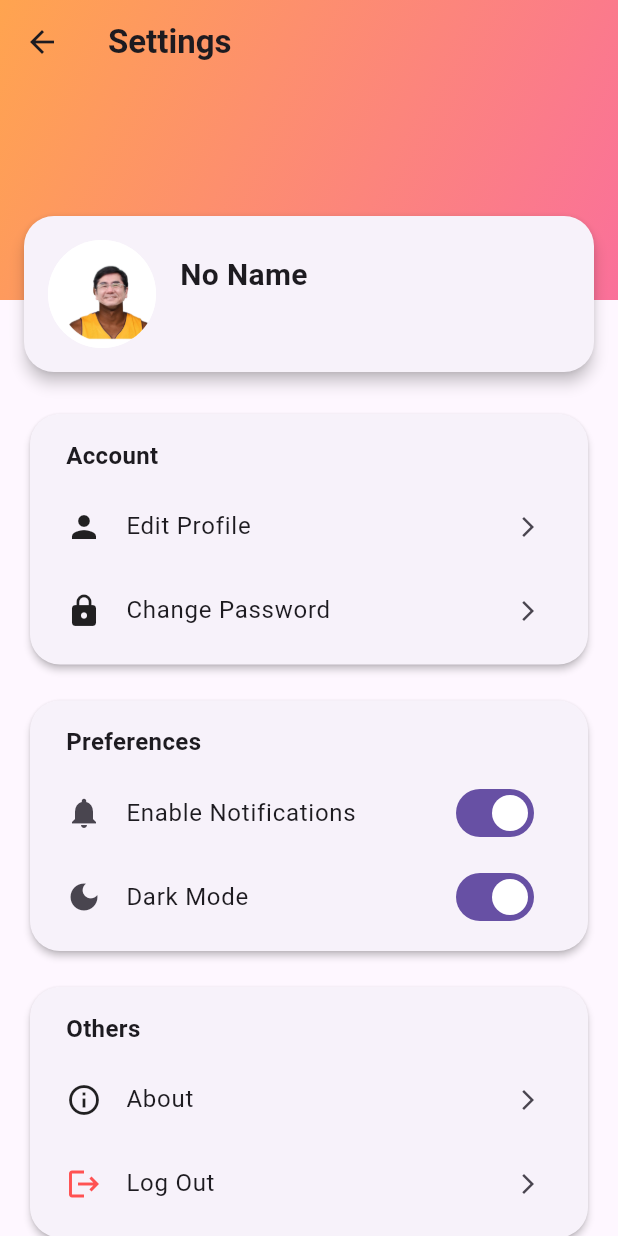
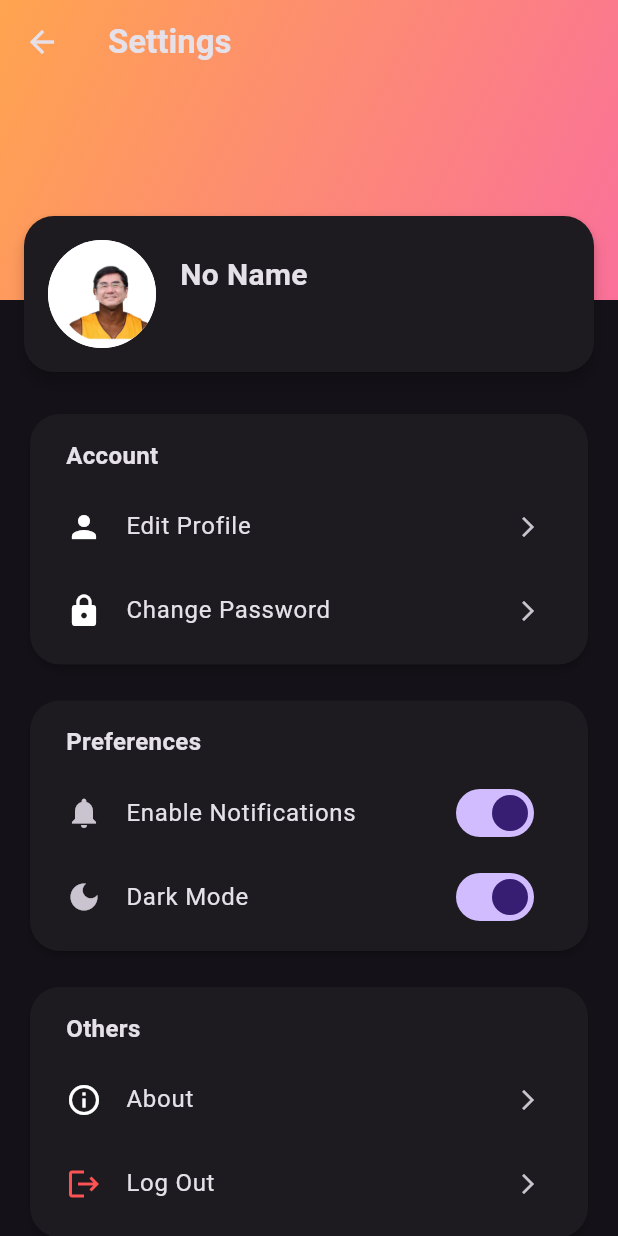
Before and after one commit to lurking92/youroldmove, a Flutter app: the SettingsPage screen opened by its route, after a tap on "Dark Mode", on a phone screen of 412 x 824 dp. Run offline on Flutter 3.47's test engine with Material 3 defaults, Android fonts, the phone set to English and light mode, and no system bars; our stand-ins replace cloud_firestore, firebase_auth, firebase_core, firebase_messaging, firebase_storage, fl_chart and 4 more; accounts and stored records are empty.

Commit message:
Update setting.dart

```diff
--- a/lib/setting.dart
+++ b/lib/setting.dart
@@ -1,6 +1,8 @@
 import 'package:flutter/material.dart';
 import 'package:firebase_auth/firebase_auth.dart';
 import 'package:cloud_firestore/cloud_firestore.dart';
+import 'package:provider/provider.dart';
+import 'package:myapp/theme_provider.dart';
 
 class SettingsPage extends StatelessWidget {
   const SettingsPage({super.key});
@@ -25,9 +27,9 @@ class SettingsPage extends StatelessWidget {
       return const Scaffold(body: Center(child: CircularProgressIndicator()));
     }
     final uid = user.uid;
+    final themeProvider = Provider.of<ThemeProvider>(context);
 
     return Scaffold(
-      // Use a transparent appBar over a gradient
       extendBodyBehindAppBar: true,
       appBar: AppBar(
         backgroundColor: Colors.transparent,
@@ -43,12 +45,12 @@ class SettingsPage extends StatelessWidget {
           if (!snapshot.hasData) {
             return const Center(child: CircularProgressIndicator());
           }
+
           final data = snapshot.data!.data() as Map<String, dynamic>? ?? {};
           final userName = data['name'] as String? ?? 'No Name';
           final email = data['email'] as String? ?? user.email ?? '';
           final prefs = data['preferences'] as Map<String, dynamic>? ?? {};
           final notificationsEnabled = prefs['notifications'] as bool? ?? true;
-          final darkModeEnabled = prefs['darkMode'] as bool? ?? false;
 
           return Stack(
             children: [
@@ -63,11 +65,10 @@ class SettingsPage extends StatelessWidget {
                 ),
               ),
               Padding(
-                padding: const EdgeInsets.only(top: 120), // shift content below header
+                padding: const EdgeInsets.only(top: 120),
                 child: ListView(
                   padding: const EdgeInsets.all(16),
                   children: [
-                    // Profile Card
                     Card(
                       shape: RoundedRectangleBorder(borderRadius: BorderRadius.circular(20)),
                       elevation: 4,
@@ -99,7 +100,6 @@ class SettingsPage extends StatelessWidget {
                       ),
                     ),
 
-                    // Account Section
                     const SizedBox(height: 16),
                     _SectionCard(
                       title: 'Account',
@@ -117,7 +117,6 @@ class SettingsPage extends StatelessWidget {
                       ],
                     ),
 
-                    // Preferences Section
                     const SizedBox(height: 16),
                     _SectionCard(
                       title: 'Preferences',
@@ -129,15 +128,17 @@ class SettingsPage extends StatelessWidget {
                           secondary: const Icon(Icons.notifications),
                         ),
                         SwitchListTile(
-                          value: darkModeEnabled,
-                          onChanged: (val) => _updatePreference(uid, 'darkMode', val),
+                          value: themeProvider.isDarkMode,
+                          onChanged: (val) {
+                            themeProvider.toggleTheme(val);
+                            _updatePreference(uid, 'darkMode', val);
+                          },
                           title: const Text('Dark Mode'),
                           secondary: const Icon(Icons.dark_mode),
                         ),
                       ],
                     ),
 
-                    // Others Section
                     const SizedBox(height: 16),
                     _SectionCard(
                       title: 'Others',
```
